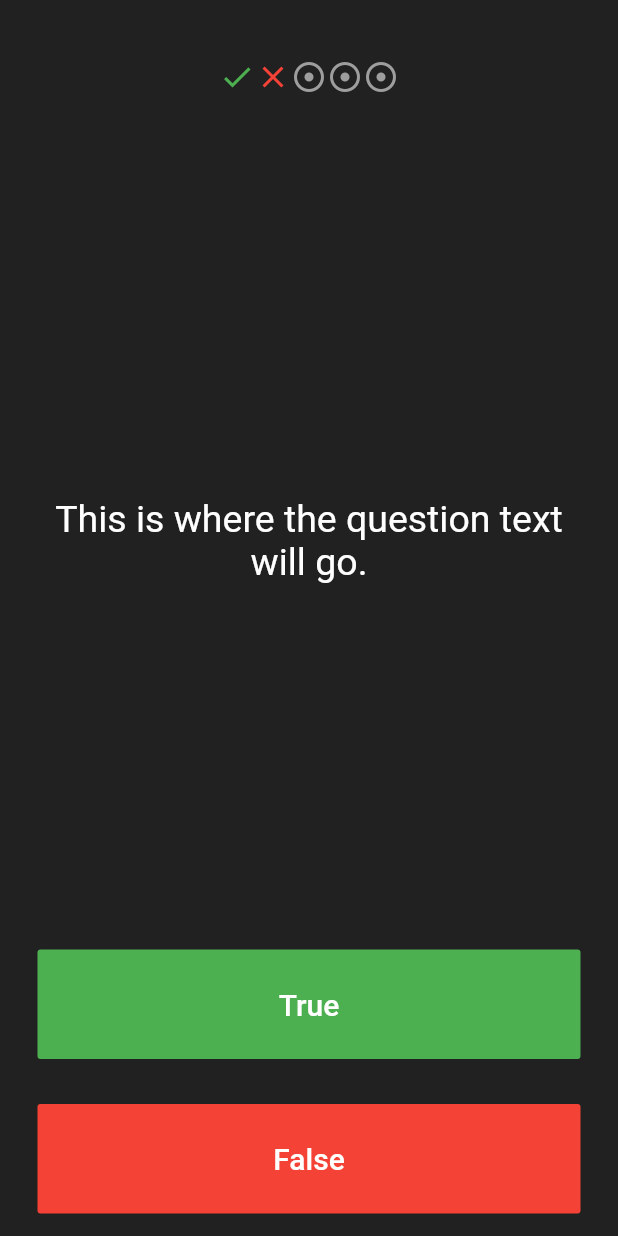
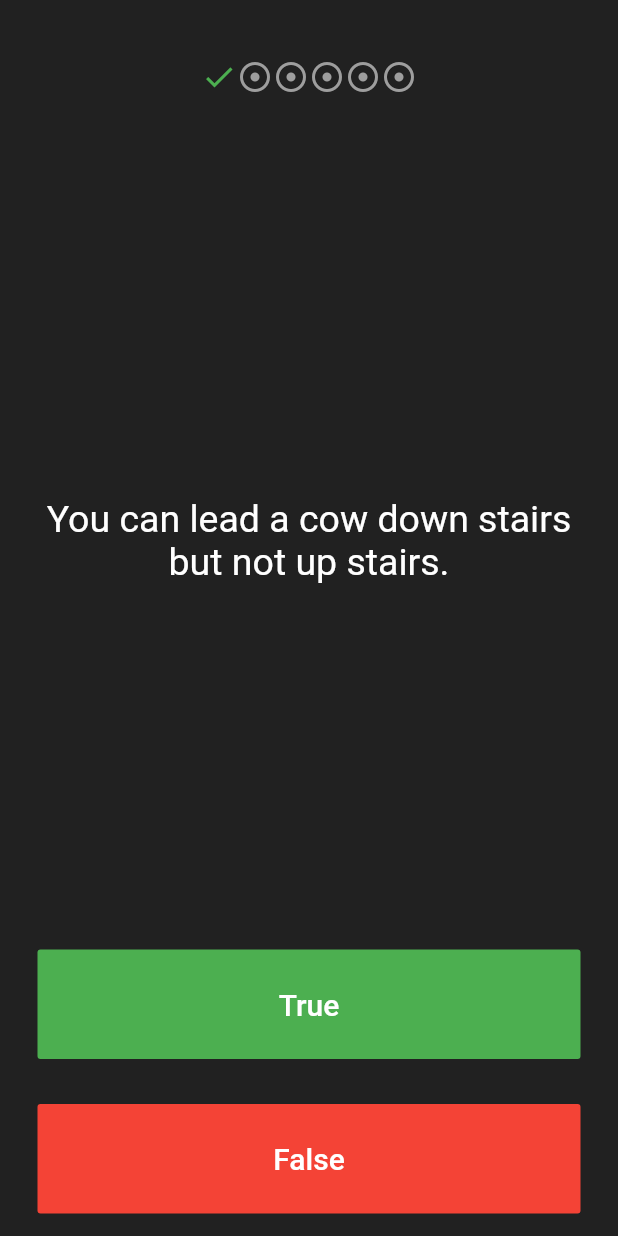
Before and after one commit to MaiaraM/flutter-quizzler, a Flutter app: the screen it shows after launch, after a tap on "True", on a phone screen of 412 x 824 dp. Run offline on Flutter 3.47's test engine with Material 2 defaults, Android fonts, the phone set to English and light mode, and no system bars.

```diff
--- /dev/null
+++ b/lib/controllers/quiz_controller.dart
@@ -0,0 +1,51 @@
+import 'package:quizzler/models/question.dart';
+
+class QuizController {
+  int _numberQuestion = 0;
+
+  List<Question> _questionsBank = [
+    Question('Some cats are actually allergic to humans', true),
+    Question('You can lead a cow down stairs but not up stairs.', false),
+    Question('Approximately one quarter of human bones are in the feet.', true),
+    Question('A slug\'s blood is green.', true),
+    Question('Buzz Aldrin\'s mother\'s maiden name was \"Moon\".', true),
+    Question('It is illegal to pee in the Ocean in Portugal.', true),
+    Question(
+        'No piece of square dry paper can be folded in half more than 7 times.',
+        false),
+    Question(
+        'In London, UK, if you happen to die in the House of Parliament, you are technically entitled to a state funeral, because the building is considered too sacred a place.',
+        true),
+    Question(
+        'The loudest sound produced by any animal is 188 decibels. That animal is the African Elephant.',
+        false),
+    Question(
+        'The total surface area of two human lungs is approximately 70 square metres.',
+        true),
+    Question('Google was originally called \"Backrub\".', true),
+    Question(
+        'Chocolate affects a dog\'s heart and nervous system; a few ounces are enough to kill a small dog.',
+        true),
+    Question(
+        'In West Virginia, USA, if you accidentally hit an animal with your car, you are free to take it home to eat.',
+        true)
+  ];
+
+  void nextQuestion() {
+    if (_numberQuestion < _questionsBank.length - 1) {
+      _numberQuestion++;
+    }
+  }
+
+  int getNumber() {
+    return _numberQuestion;
+  }
+
+  String getQuestion() {
+    return _questionsBank[_numberQuestion].question;
+  }
+
+  bool getAnswer() {
+    return _questionsBank[_numberQuestion].answer;
+  }
+}
--- a/lib/main.dart
+++ b/lib/main.dart
@@ -1,5 +1,7 @@
 import 'package:flutter/material.dart';
+import 'package:quizzler/controllers/quiz_controller.dart';
 
+QuizController quizController = QuizController();
 void main() => runApp(Quizzler());
 
 class Quizzler extends StatelessWidget {
@@ -26,12 +28,27 @@ class QuizPage extends StatefulWidget {
 
 class _QuizPageState extends State<QuizPage> {
   List<Icon> resultList = [
-    Icon(Icons.check, color: Colors.green),
-    Icon(Icons.clear, color: Colors.red),
+    Icon(Icons.adjust, color: Colors.grey),
+    Icon(Icons.adjust, color: Colors.grey),
+    Icon(Icons.adjust, color: Colors.grey),
     Icon(Icons.adjust, color: Colors.grey),
     Icon(Icons.adjust, color: Colors.grey),
     Icon(Icons.adjust, color: Colors.grey),
   ];
+
+  void verifyAnswer(bool a) {
+    setState(() {
+      if (a == quizController.getAnswer()) {
+        resultList[quizController.getNumber()] =
+            Icon(Icons.check, color: Colors.green);
+      } else {
+        resultList[quizController.getNumber()] =
+            Icon(Icons.clear, color: Colors.red);
+      }
+
+      quizController.nextQuestion();
+    });
+  }
 
   @override
   Widget build(BuildContext context) {
@@ -52,7 +69,7 @@ class _QuizPageState extends State<QuizPage> {
             padding: EdgeInsets.all(10.0),
             child: Center(
               child: Text(
-                'This is where the question text will go.',
+                quizController.getQuestion(),
                 textAlign: TextAlign.center,
                 style: TextStyle(
                   fontSize: 25.0,
@@ -76,7 +93,7 @@ class _QuizPageState extends State<QuizPage> {
                 ),
               ),
               onPressed: () {
-                //The user picked true.
+                verifyAnswer(true);
               },
             ),
           ),
@@ -94,7 +111,7 @@ class _QuizPageState extends State<QuizPage> {
                 ),
               ),
               onPressed: () {
-                //The user picked false.
+                verifyAnswer(false);
               },
             ),
           ),
--- /dev/null
+++ b/lib/models/question.dart
@@ -0,0 +1,9 @@
+class Question {
+  String question;
+  bool answer;
+
+  Question(String q, bool a) {
+    question = q;
+    answer = a;
+  }
+}
```
